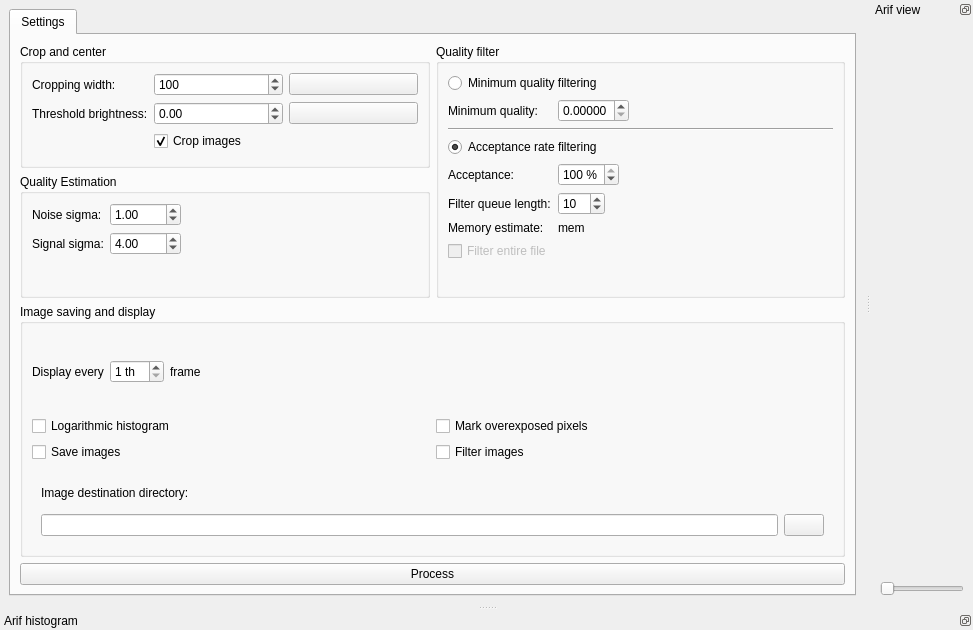
AD-Vega/arif, file src/arifmainwindow.ui: the form before one commit.
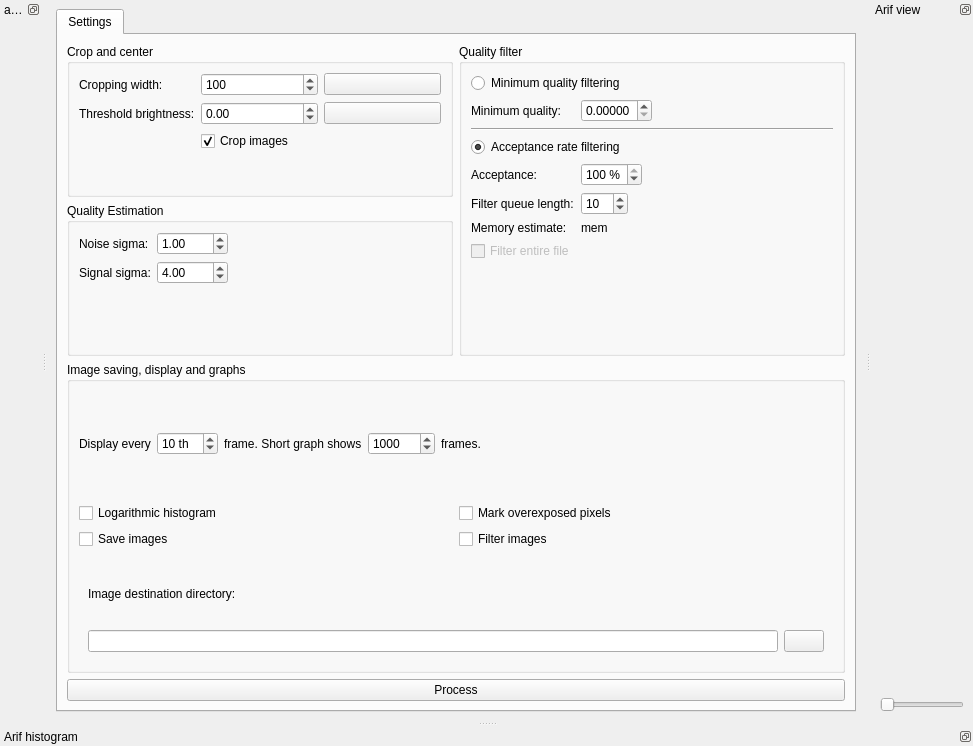
The form after the commit. Icons and pictures are not drawn. Custom widgets are drawn as their Qt base class.

Commit message: Add initial implementation of quality plots.

Diff of the .ui file:
```diff
--- a/src/arifmainwindow.ui
+++ b/src/arifmainwindow.ui
@@ -7,7 +7,7 @@
     <x>0</x>
     <y>0</y>
     <width>973</width>
-    <height>630</height>
+    <height>746</height>
    </rect>
   </property>
   <property name="windowTitle">
@@ -308,7 +308,7 @@
         <item>
          <widget class="QGroupBox" name="imageSettingsGroup">
           <property name="title">
-           <string>Image saving and display</string>
+           <string>Image saving, display and graphs</string>
           </property>
           <layout class="QVBoxLayout" name="verticalLayout_6">
            <item>
@@ -328,12 +328,38 @@
                <property name="minimum">
                 <number>1</number>
                </property>
+               <property name="maximum">
+                <number>999</number>
+               </property>
+               <property name="value">
+                <number>10</number>
+               </property>
               </widget>
              </item>
              <item>
               <widget class="QLabel" name="label_2">
                <property name="text">
-                <string>frame</string>
+                <string>frame. Short graph shows</string>
+               </property>
+              </widget>
+             </item>
+             <item>
+              <widget class="QSpinBox" name="shortGraphLength">
+               <property name="minimum">
+                <number>1</number>
+               </property>
+               <property name="maximum">
+                <number>999999999</number>
+               </property>
+               <property name="value">
+                <number>1000</number>
+               </property>
+              </widget>
+             </item>
+             <item>
+              <widget class="QLabel" name="label_10">
+               <property name="text">
+                <string>frames.</string>
                </property>
               </widget>
              </item>
@@ -489,6 +515,18 @@
    </attribute>
    <widget class="GLHistogramWidget" name="histogramWidget"/>
   </widget>
+  <widget class="QDockWidget" name="qualityGraphDock">
+   <property name="features">
+    <set>QDockWidget::DockWidgetFloatable|QDockWidget::DockWidgetMovable</set>
+   </property>
+   <property name="windowTitle">
+    <string>arif quality graph</string>
+   </property>
+   <attribute name="dockWidgetArea">
+    <number>1</number>
+   </attribute>
+   <widget class="QualityGraph" name="qualityGraph"/>
+  </widget>
  </widget>
  <customwidgets>
   <customwidget>
@@ -503,6 +541,12 @@
    <header>glhistogramwidget.h</header>
    <container>1</container>
   </customwidget>
+  <customwidget>
+   <class>QualityGraph</class>
+   <extends>QWidget</extends>
+   <header>plotwidgets.h</header>
+   <container>1</container>
+  </customwidget>
  </customwidgets>
  <tabstops>
   <tabstop>tabWidget</tabstop>
```
The commit also changes 4 other files.
